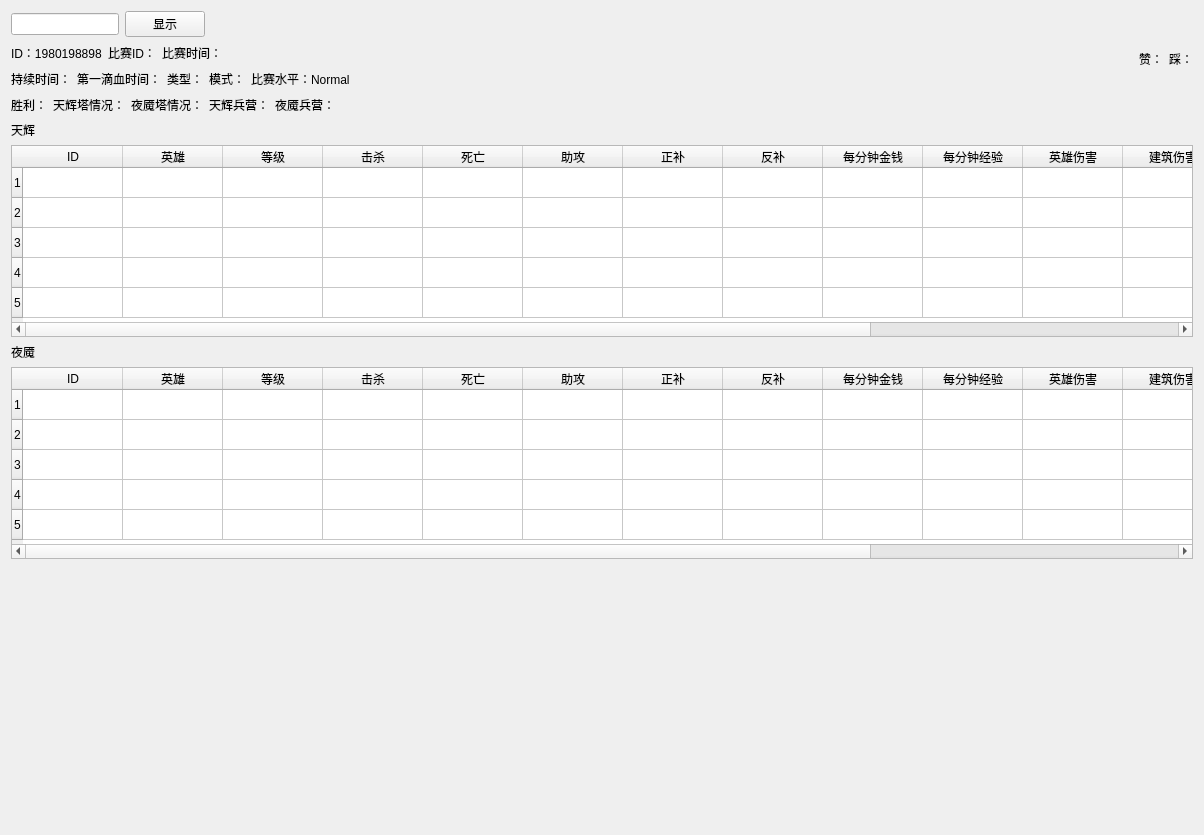
Old version of the form view_matchdetail.ui in the repository vkensou/DOTA2Statistics.
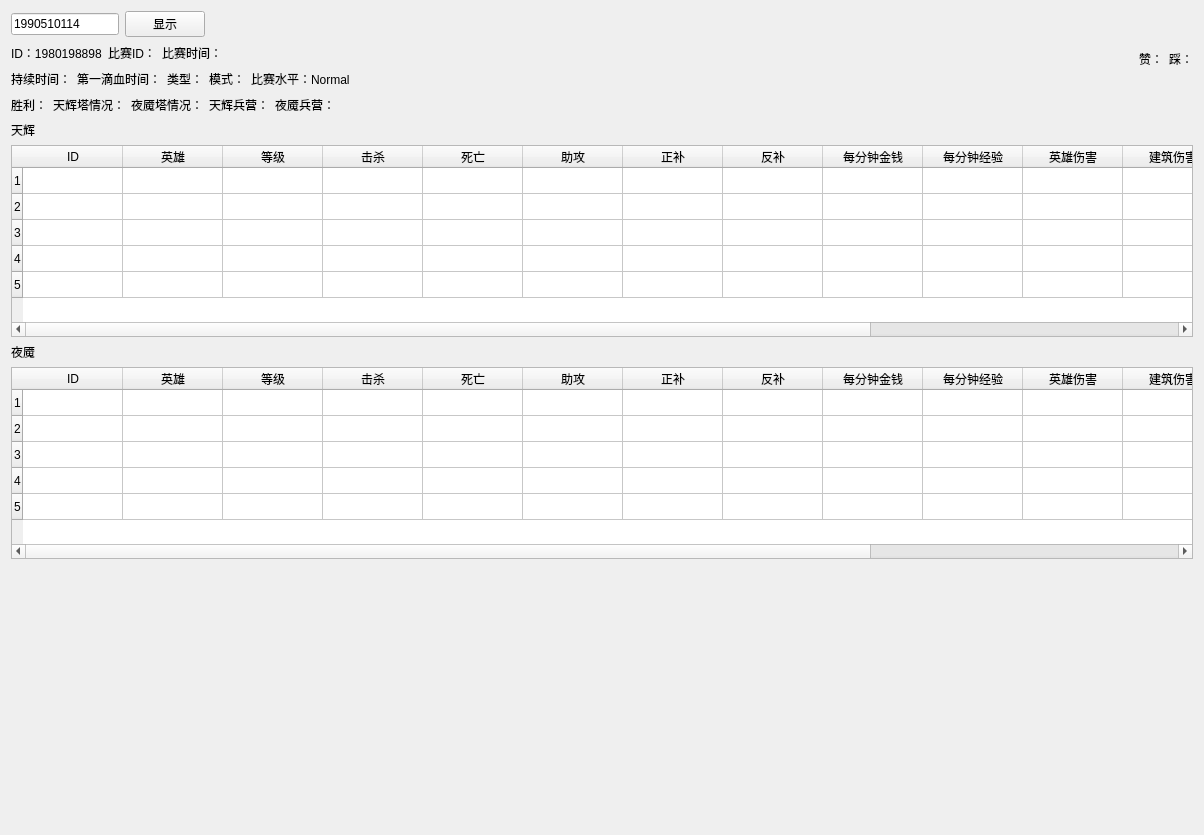
New version of the form.

Commit message: View MatchDetail now could display items's icon.

```diff
--- a/view_matchdetail.ui
+++ b/view_matchdetail.ui
@@ -45,6 +45,15 @@
      <property name="rowCount">
       <number>5</number>
      </property>
+     <attribute name="verticalHeaderCascadingSectionResizes">
+      <bool>false</bool>
+     </attribute>
+     <attribute name="verticalHeaderDefaultSectionSize">
+      <number>26</number>
+     </attribute>
+     <attribute name="verticalHeaderMinimumSectionSize">
+      <number>26</number>
+     </attribute>
      <row/>
      <row/>
      <row/>
@@ -138,6 +147,12 @@
      <property name="rowCount">
       <number>5</number>
      </property>
+     <attribute name="verticalHeaderDefaultSectionSize">
+      <number>26</number>
+     </attribute>
+     <attribute name="verticalHeaderMinimumSectionSize">
+      <number>26</number>
+     </attribute>
      <row/>
      <row/>
      <row/>
@@ -528,6 +543,9 @@
          <verstretch>0</verstretch>
         </sizepolicy>
        </property>
+       <property name="text">
+        <string>1990510114</string>
+       </property>
       </widget>
      </item>
      <item>
```
Left out of the diff: 6 changed lines with no effect on the pictures. The commit also changes 156 other files.
